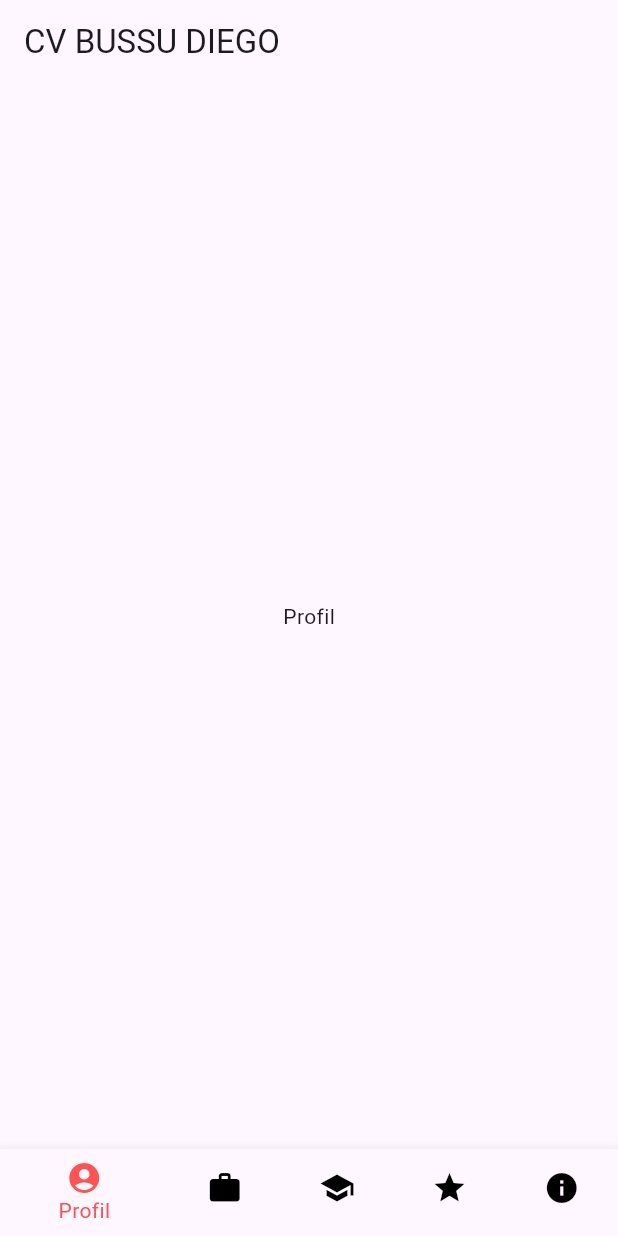
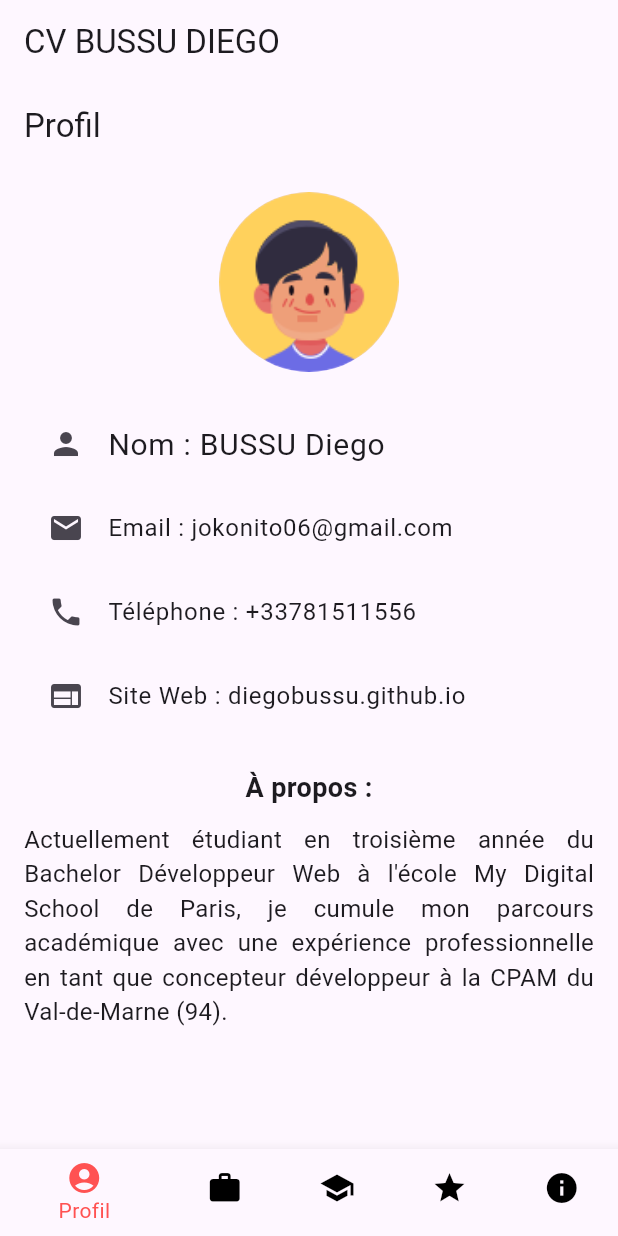
Before and after one commit to diegobussu/flutter_cv, a Flutter app: the screen it shows after launch, on a phone screen of 412 x 824 dp. Run offline on Flutter 3.47's test engine with Material 3 defaults, Android fonts, the phone set to English and light mode, and no system bars.

Commit message:
:pencil: Add profil page and install url_launcher dependencies

```diff
--- a/lib/screens/profil.dart
+++ b/lib/screens/profil.dart
@@ -1,10 +1,65 @@
 import 'package:flutter/material.dart';
+import 'package:url_launcher/url_launcher.dart';
 
 class ProfilPage extends StatelessWidget {
   @override
   Widget build(BuildContext context) {
-    return Center(
-      child: Text('Profil'),
+    return Scaffold(
+      appBar: AppBar(
+        title: Text('Profil'),
+      ),
+      body: Padding(
+        padding: const EdgeInsets.all(16.0),
+        child: Column(
+          crossAxisAlignment: CrossAxisAlignment.center,
+          children: [
+            CircleAvatar(
+              radius: 60,
+              backgroundImage: AssetImage('assets/photo.png'),
+            ),
+            SizedBox(height: 20),
+            ListTile(
+              leading: Icon(Icons.person),
+              title: Text(
+                'Nom : BUSSU Diego',
+                style: TextStyle(fontSize: 20),
+              ),
+            ),
+            ListTile(
+              leading: Icon(Icons.email),
+              title: Text(
+                'Email : jokonito06@gmail.com',
+                style: TextStyle(fontSize: 16),
+              ),
+            ),
+            ListTile(
+              leading: Icon(Icons.phone),
+              title: Text(
+                'Téléphone : +33781511556',
+                style: TextStyle(fontSize: 16),
+              ),
+            ),
+            ListTile(
+              leading: Icon(Icons.web),
+              title: Text(
+                'Site Web : diegobussu.github.io',
+                style: TextStyle(fontSize: 16),
+              ),
+            ),
+            SizedBox(height: 20),
+            Text(
+              'À propos :',
+              style: TextStyle(fontSize: 18, fontWeight: FontWeight.bold),
+            ),
+            SizedBox(height: 10),
+            Text(
+              'Actuellement étudiant en troisième année du Bachelor Développeur Web à l\'école My Digital School de Paris, je cumule mon parcours académique avec une expérience professionnelle en tant que concepteur développeur à la CPAM du Val-de-Marne (94).',
+              style: TextStyle(fontSize: 16),
+              textAlign: TextAlign.justify,
+            ),
+          ],
+        ),
+      ),
     );
   }
 }
--- a/pubspec.yaml
+++ b/pubspec.yaml
@@ -9,6 +9,7 @@ environment:
 dependencies:
   flutter:
     sdk: flutter
+  url_launcher: ^6.0.9
 
 dev_dependencies:
   flutter_test:
@@ -17,3 +18,5 @@ dev_dependencies:
 
 flutter:
   uses-material-design: true
+  assets:
+    - assets/
```
Also changed, not shown: assets/photo.png (added), pubspec.lock, 11 other files.
